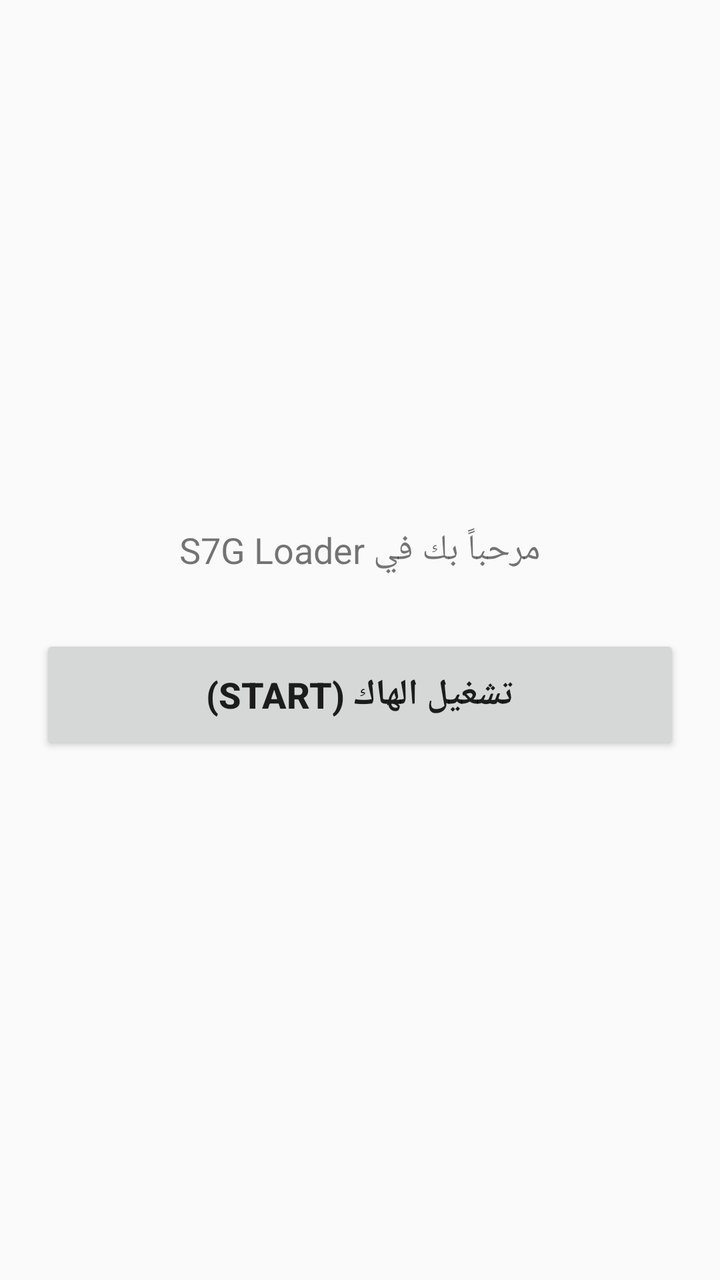
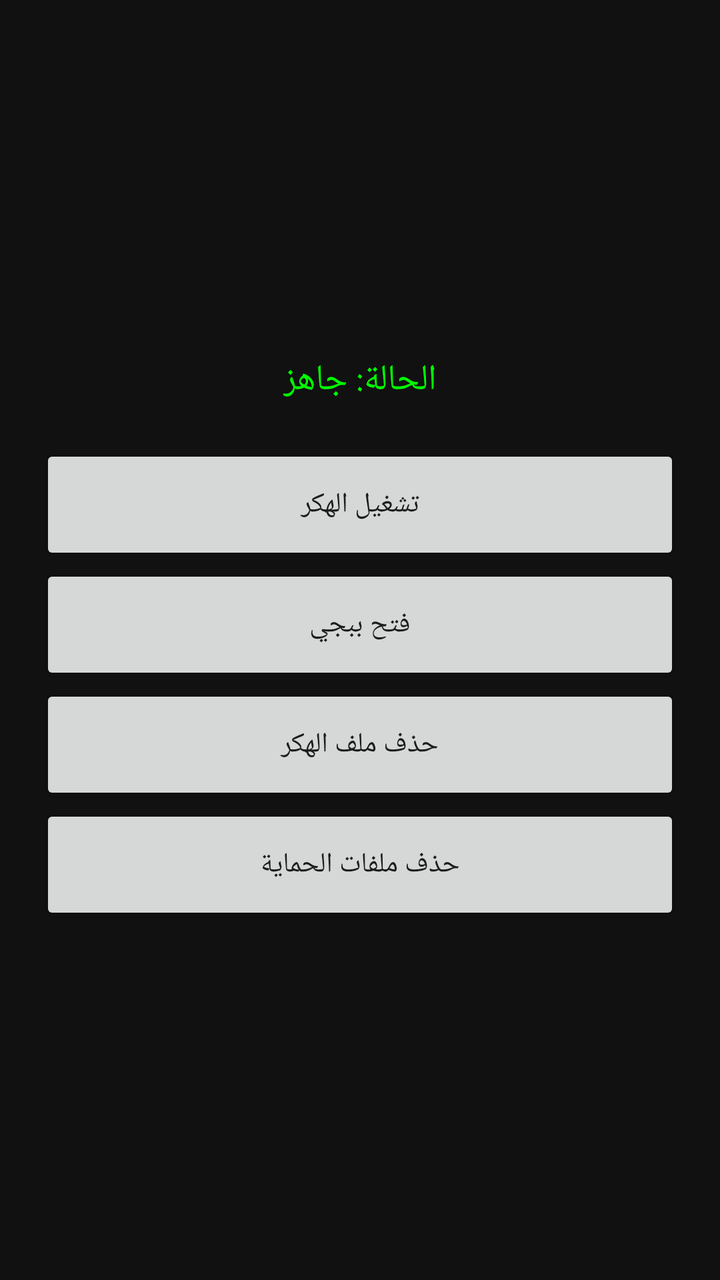

Two renders of the same Android screen: before a commit and after it. Below are the layout's source before the change and the commit's diff.
<!-- AndroidManifest.xml: application theme Theme.AppCompat.DayNight.NoActionBar -->
<!-- res/layout/activity_main.xml -->
<?xml version="1.0" encoding="utf-8"?>
<LinearLayout xmlns:android="http://schemas.android.com/apk/res/android"
    android:layout_width="match_parent"
    android:layout_height="match_parent"
    android:gravity="center"
    android:orientation="vertical"
    android:padding="20dp">

    <TextView
        android:id="@+id/tv_status"
        android:layout_width="wrap_content"
        android:layout_height="wrap_content"
        android:text="مرحباً بك في S7G Loader"
        android:textSize="18sp"
        android:layout_marginBottom="30dp" />

    <Button
        android:id="@+id/btn_start"
        android:layout_width="match_parent"
        android:layout_height="60dp"
        android:text="تشغيل الهاك (START)"
        android:textStyle="bold"
        android:textSize="18sp" />

</LinearLayout>
<!-- resources referenced by this layout -->
<resources>

</resources>

<!-- the commit's change to res/layout/activity_main.xml (unified diff, before → after) -->
@@ -2,24 +2,42 @@
 <LinearLayout xmlns:android="http://schemas.android.com/apk/res/android"
     android:layout_width="match_parent"
     android:layout_height="match_parent"
+    android:orientation="vertical"
     android:gravity="center"
-    android:orientation="vertical"
-    android:padding="20dp">
+    android:padding="20dp"
+    android:background="#111111">
 
     <TextView
         android:id="@+id/tv_status"
         android:layout_width="wrap_content"
         android:layout_height="wrap_content"
-        android:text="مرحباً بك في S7G Loader"
+        android:text="الحالة: جاهز"
+        android:textColor="#00FF00"
         android:textSize="18sp"
-        android:layout_marginBottom="30dp" />
+        android:layout_marginBottom="20dp" />
 
     <Button
         android:id="@+id/btn_start"
         android:layout_width="match_parent"
         android:layout_height="60dp"
-        android:text="تشغيل الهاك (START)"
-        android:textStyle="bold"
-        android:textSize="18sp" />
+        android:text="تشغيل الهكر" />
+
+    <Button
+        android:id="@+id/btn_launch"
+        android:layout_width="match_parent"
+        android:layout_height="60dp"
+        android:text="فتح ببجي" />
+
+    <Button
+        android:id="@+id/btn_delete_hack"
+        android:layout_width="match_parent"
+        android:layout_height="60dp"
+        android:text="حذف ملف الهكر" />
+
+    <Button
+        android:id="@+id/btn_delete_protection"
+        android:layout_width="match_parent"
+        android:layout_height="60dp"
+        android:text="حذف ملفات الحماية" />
 
 </LinearLayout>
